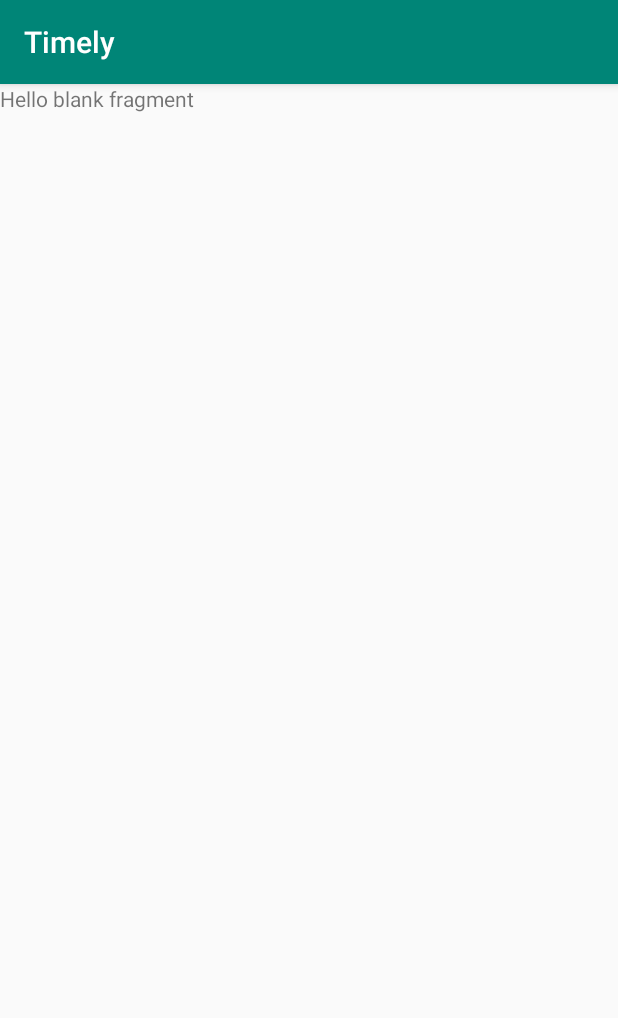
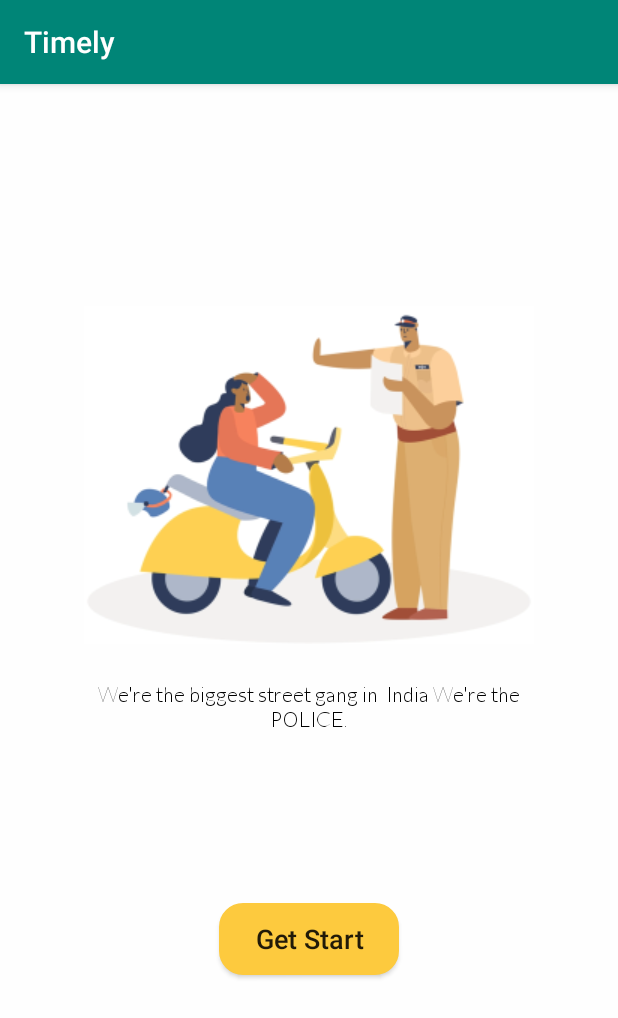
Before and after one commit to CodeInFlow/Timely, an Android app: the fragment Intro2 shown on its own in the app's theme, on a phone screen of 412 x 824 dp. Shown: the top 1018 px of the screen. Run offline under Robolectric (Android 15) with nearby library versions, the phone set to English and light mode, and no system bars.

Commit message:
Add Intro 2 file

```diff
--- a/app/src/main/java/com/codeinflow/timely/Intro2.java
+++ b/app/src/main/java/com/codeinflow/timely/Intro2.java
@@ -4,21 +4,37 @@
 import android.os.Bundle;
 
 import androidx.fragment.app.Fragment;
+import androidx.fragment.app.FragmentManager;
+import androidx.fragment.app.FragmentTransaction;
 
 import android.view.LayoutInflater;
 import android.view.View;
 import android.view.ViewGroup;
+import android.widget.Button;
 
 
 public class Intro2 extends Fragment {
 
-
+    Button btnStart;
 
     @Override
     public View onCreateView(LayoutInflater inflater, ViewGroup container,
                              Bundle savedInstanceState) {
 
-        return inflater.inflate(R.layout.fragment_intro2, container, false);
+        View v = inflater.inflate(R.layout.fragment_intro2, container, false);
+        btnStart = v.findViewById(R.id.btnStart);
+
+        btnStart.setOnClickListener(new View.OnClickListener() {
+            @Override
+            public void onClick(View v) {
+                Fragment fragment = new Login();
+                FragmentManager fragmentManager = getFragmentManager();
+                FragmentTransaction fragmentTransaction = fragmentManager.beginTransaction();
+                fragmentTransaction.replace(R.id.frag_container1, fragment);
+                fragmentTransaction.commit();
+            }
+        });
+        return v;
     }
 
 }
--- a/app/src/main/res/layout/fragment_intro1.xml
+++ b/app/src/main/res/layout/fragment_intro1.xml
@@ -33,7 +33,7 @@
         android:layout_weight="20"
         android:fontFamily="@font/lato_thin"
         android:textColor="@color/black"
-        android:text="We're the biggest street gang in  India We're the POLICE."
+        android:text="We can do this the easy way or the hard way, but either way, it's gonna be done."
         android:textAlignment="center" />
 
     <View
@@ -45,7 +45,7 @@
         android:id="@+id/btnStart"
         android:layout_width="120dp"
         android:layout_height="wrap_content"
-        android:text="Get Start"
+        android:text="Next"
         android:textSize="18sp"
         android:textAllCaps="false"
         android:layout_gravity="center"
--- a/app/src/main/res/layout/fragment_intro2.xml
+++ b/app/src/main/res/layout/fragment_intro2.xml
@@ -1,14 +1,58 @@
 <?xml version="1.0" encoding="utf-8"?>
-<FrameLayout xmlns:android="http://schemas.android.com/apk/res/android"
+<LinearLayout xmlns:android="http://schemas.android.com/apk/res/android"
     xmlns:tools="http://schemas.android.com/tools"
     android:layout_width="match_parent"
     android:layout_height="match_parent"
+    android:orientation="vertical"
+    android:weightSum="100"
+    android:background="#FEFEFE"
     tools:context=".Intro2">
 
-    <!-- TODO: Update blank fragment layout -->
+    <View
+        android:layout_width="match_parent"
+        android:layout_height="0dp"
+        android:layout_weight="30"/>
+
+
+    <ImageView
+        android:layout_width="wrap_content"
+        android:layout_height="wrap_content"
+        android:layout_gravity="center"
+        android:src="@drawable/intro2_bg"/>
+
+    <View
+        android:layout_width="match_parent"
+        android:layout_height="0dp"
+        android:layout_weight="5"/>
+
     <TextView
         android:layout_width="match_parent"
-        android:layout_height="match_parent"
-        android:text="@string/hello_blank_fragment" />
+        android:layout_height="0dp"
+        android:layout_marginLeft="40dp"
+        android:layout_marginRight="40dp"
+        android:layout_weight="20"
+        android:fontFamily="@font/lato_thin"
+        android:textColor="@color/black"
+        android:text="We're the biggest street gang in  India We're the POLICE."
+        android:textAlignment="center" />
 
-</FrameLayout>
+    <View
+        android:layout_width="match_parent"
+        android:layout_height="0dp"
+        android:layout_weight="10"/>
+
+    <Button
+        android:id="@+id/btnStart"
+        android:layout_width="120dp"
+        android:layout_height="wrap_content"
+        android:text="Get Start"
+        android:textSize="18sp"
+        android:textAllCaps="false"
+        android:layout_gravity="center"
+        android:background="@drawable/rounded_et"
+        android:backgroundTint="@color/yellow1"/>
+
+
+
+
+</LinearLayout>
```
